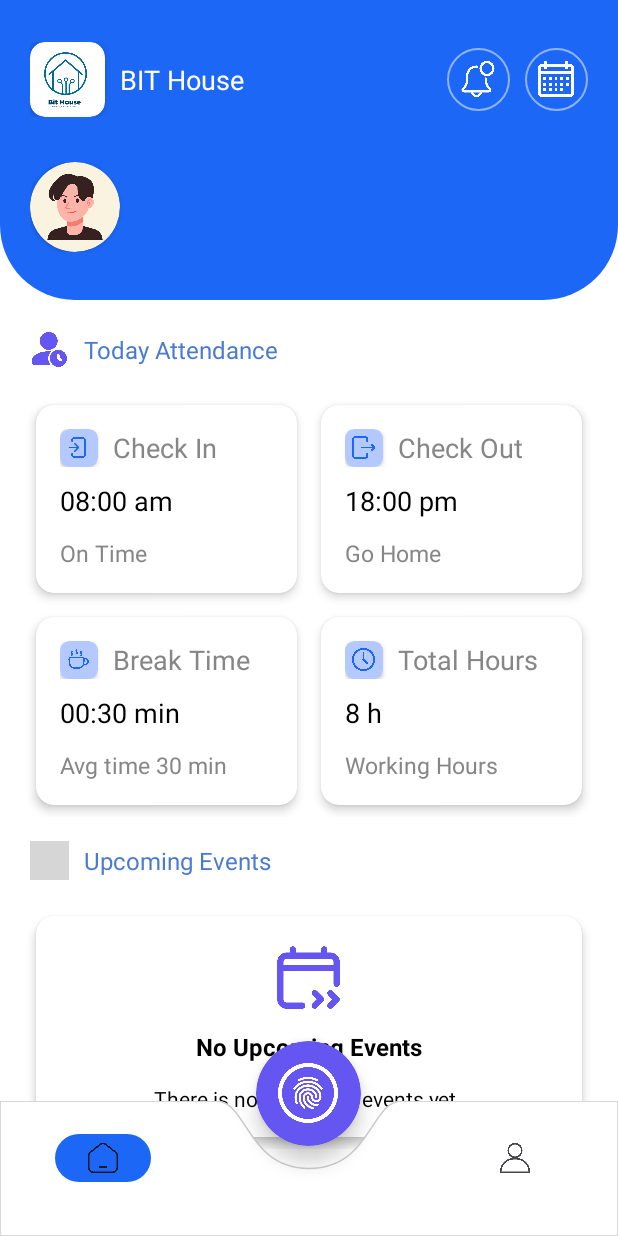
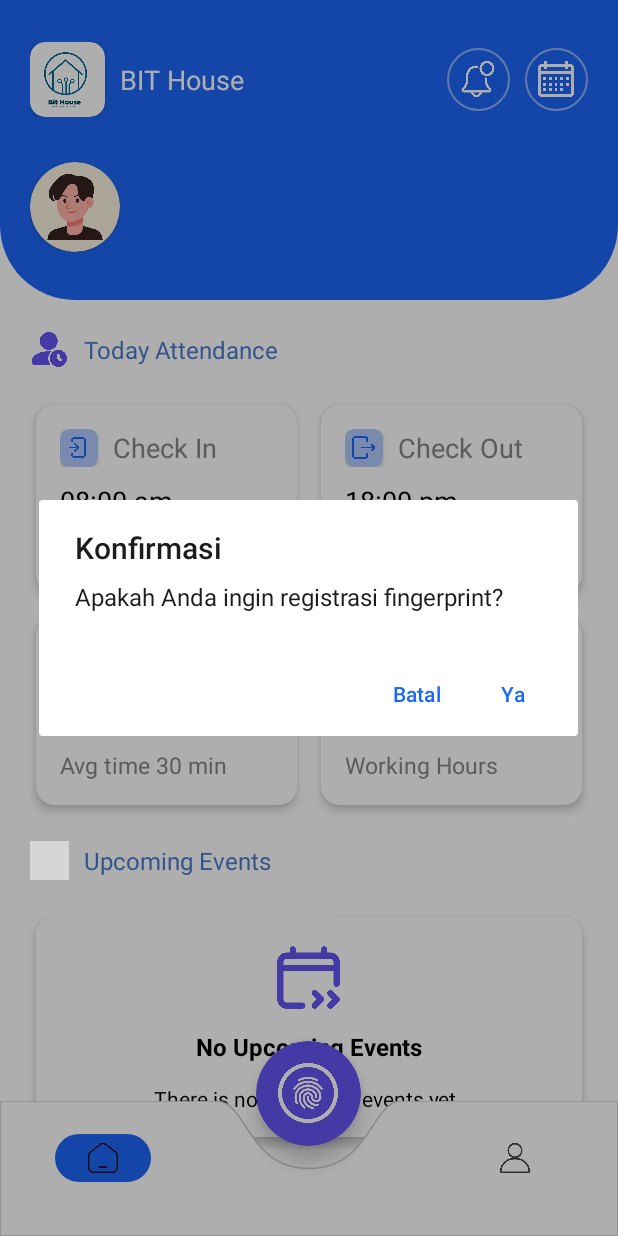
Before and after one commit to jibrankhairy/bithouse-app, an Android app: the MainActivity screen opened directly, with no data from a screen before it, after a tap on an icon or button, on a phone screen of 412 x 824 dp. Run offline under Robolectric (Android 15) with nearby library versions, the light colour scheme and no system bars; our stand-ins replace Firebase (no records; nobody signed in at launch, a user with empty details on screens opened directly); grey boxes are pictures that could not be loaded.

Commit message:
feat: show confirmation dialog before fingerprint registration

```diff
--- a/app/src/main/java/com/example/bitapp/MainActivity.kt
+++ b/app/src/main/java/com/example/bitapp/MainActivity.kt
@@ -45,8 +45,16 @@ class MainActivity : AppCompatActivity() {
         val user = auth.currentUser
 
         fab_fingerprint.setOnClickListener {
-            sendUserDataToEsp32(user?.uid)
+            androidx.appcompat.app.AlertDialog.Builder(this)
+                .setTitle("Konfirmasi")
+                .setMessage("Apakah Anda ingin registrasi fingerprint?")
+                .setPositiveButton("Ya") { _, _ ->
+                    sendUserDataToEsp32(user?.uid)
+                }
+                .setNegativeButton("Batal", null)
+                .show()
         }
+
     }
 
     private fun loadFragment(fragment: Fragment) {
```
